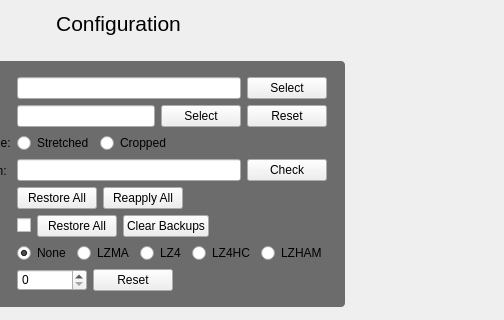
Above: qtdesigner/ui/config.ui from Nauder/floowandereeze-and-modding-qt before the change; both pictures show x 267 to 771 and y 0 to 320 of the 771 by 598 pixel window. Below: the same form after it.
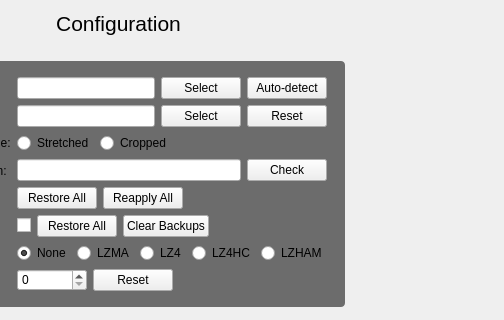
That is the form after the change. Icons and pictures are not drawn.

Commit message:
feat: add auto-detect game path feature with dialog support
- Introduced `GamePathSelectDialog` for selecting from detected Master Duel player-data directories.
- Implemented Steam library parsing and validation logic in `python_utils.py` to locate game paths.
- Updated config panel with "Auto-detect" button for game path selection.
- Enhanced UI feedback with error handling and toast notifications.

What changed in the file:
```diff
--- a/qtdesigner/ui/config.ui
+++ b/qtdesigner/ui/config.ui
@@ -212,6 +212,19 @@
            </property>
           </widget>
          </item>
+         <item>
+          <widget class="QPushButton" name="autoDetectGameButton">
+           <property name="cursor">
+            <cursorShape>PointingHandCursor</cursorShape>
+           </property>
+           <property name="toolTip">
+            <string>Find Master Duel player data in your Steam libraries</string>
+           </property>
+           <property name="text">
+            <string>Auto-detect</string>
+           </property>
+          </widget>
+         </item>
         </layout>
        </item>
        <item>
```
The commit also changes 4 other files.
